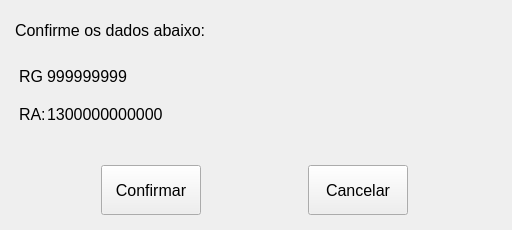
First picture: the form in cadastro.ui, repository isweethero/controledeAcessoUI, before the edit.
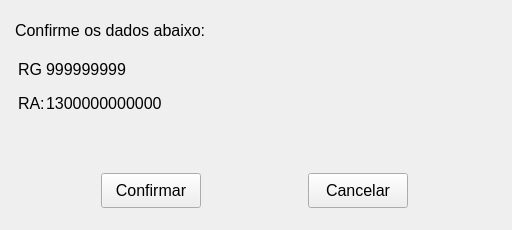
Second picture: the form after the edit. Icons and pictures are not drawn.

Patch:
```diff
--- a/cadastro.ui
+++ b/cadastro.ui
@@ -75,13 +75,16 @@
   <widget class="QWidget" name="verticalLayoutWidget_2">
    <property name="geometry">
     <rect>
-     <x>1</x>
-     <y>59</y>
+     <x>0</x>
+     <y>50</y>
      <width>169</width>
      <height>72</height>
     </rect>
    </property>
    <layout class="QVBoxLayout" name="verticalLayout_2">
+    <property name="spacing">
+     <number>0</number>
+    </property>
     <property name="leftMargin">
      <number>15</number>
     </property>
@@ -267,13 +270,13 @@
       <property name="minimumSize">
        <size>
         <width>100</width>
-        <height>50</height>
+        <height>35</height>
        </size>
       </property>
       <property name="maximumSize">
        <size>
         <width>100</width>
-        <height>50</height>
+        <height>35</height>
        </size>
       </property>
       <property name="font">
@@ -292,13 +295,13 @@
       <property name="minimumSize">
        <size>
         <width>100</width>
-        <height>50</height>
+        <height>35</height>
        </size>
       </property>
       <property name="maximumSize">
        <size>
         <width>100</width>
-        <height>50</height>
+        <height>35</height>
        </size>
       </property>
       <property name="font">
```
